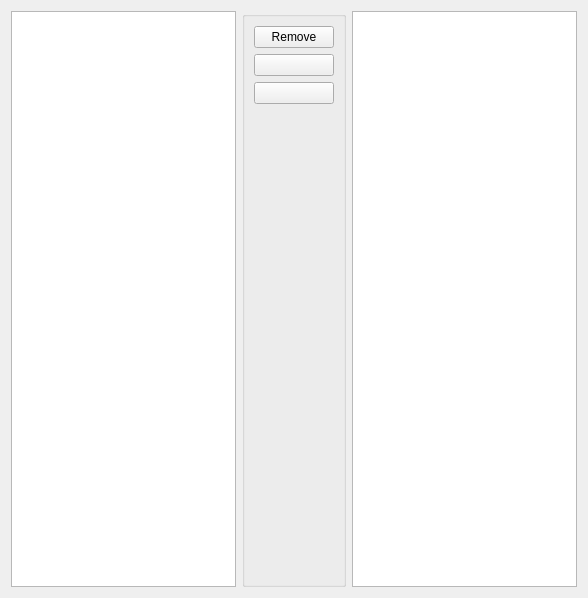
First picture: the form in texter/texter/texter4.ui, repository derlucas/4.48_psychosis, before the edit.
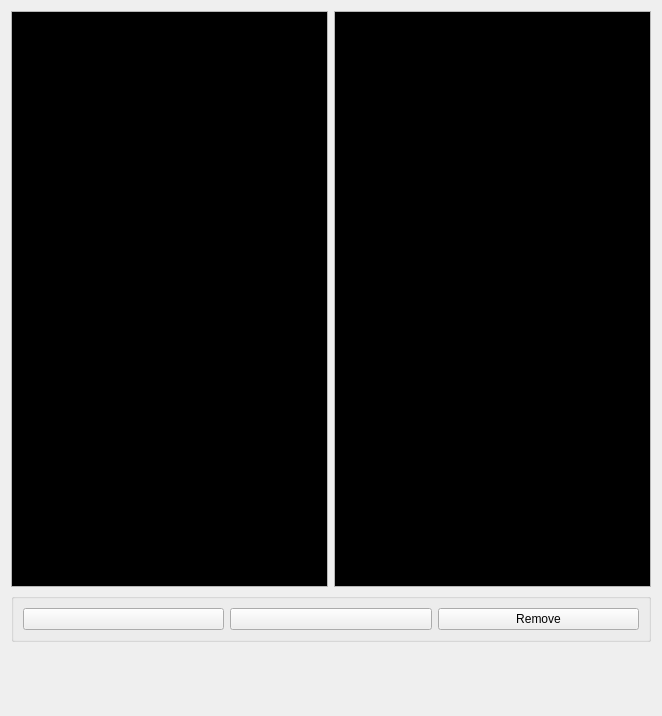
Second picture: the form after the edit. Icons and pictures are not drawn. Custom widgets are drawn as their Qt base class.

Commit message: up and down feature, editor and text selection popup will not disturb the live text anymore, better layout

```diff
--- a/texter/texter/texter4.ui
+++ b/texter/texter/texter4.ui
@@ -6,33 +6,167 @@
    <rect>
     <x>0</x>
     <y>0</y>
-    <width>588</width>
-    <height>584</height>
+    <width>662</width>
+    <height>716</height>
    </rect>
   </property>
   <property name="windowTitle">
    <string>Form</string>
   </property>
-  <layout class="QHBoxLayout" name="horizontalLayout">
+  <layout class="QVBoxLayout" name="verticalLayout">
    <item>
-    <widget class="QListView" name="text_list">
-     <property name="minimumSize">
-      <size>
-       <width>0</width>
-       <height>576</height>
-      </size>
-     </property>
-     <property name="maximumSize">
-      <size>
-       <width>16777215</width>
-       <height>576</height>
-      </size>
-     </property>
-    </widget>
+    <layout class="QHBoxLayout" name="horizontalLayout_2">
+     <item>
+      <widget class="QListView" name="text_list">
+       <property name="minimumSize">
+        <size>
+         <width>0</width>
+         <height>576</height>
+        </size>
+       </property>
+       <property name="maximumSize">
+        <size>
+         <width>16777215</width>
+         <height>576</height>
+        </size>
+       </property>
+       <property name="palette">
+        <palette>
+         <active>
+          <colorrole role="Text">
+           <brush brushstyle="SolidPattern">
+            <color alpha="255">
+             <red>255</red>
+             <green>255</green>
+             <blue>255</blue>
+            </color>
+           </brush>
+          </colorrole>
+          <colorrole role="Base">
+           <brush brushstyle="SolidPattern">
+            <color alpha="255">
+             <red>0</red>
+             <green>0</green>
+             <blue>0</blue>
+            </color>
+           </brush>
+          </colorrole>
+         </active>
+         <inactive>
+          <colorrole role="Text">
+           <brush brushstyle="SolidPattern">
+            <color alpha="255">
+             <red>255</red>
+             <green>255</green>
+             <blue>255</blue>
+            </color>
+           </brush>
+          </colorrole>
+          <colorrole role="Base">
+           <brush brushstyle="SolidPattern">
+            <color alpha="255">
+             <red>0</red>
+             <green>0</green>
+             <blue>0</blue>
+            </color>
+           </brush>
+          </colorrole>
+         </inactive>
+         <disabled>
+          <colorrole role="Text">
+           <brush brushstyle="SolidPattern">
+            <color alpha="255">
+             <red>128</red>
+             <green>125</green>
+             <blue>123</blue>
+            </color>
+           </brush>
+          </colorrole>
+          <colorrole role="Base">
+           <brush brushstyle="SolidPattern">
+            <color alpha="255">
+             <red>255</red>
+             <green>255</green>
+             <blue>255</blue>
+            </color>
+           </brush>
+          </colorrole>
+         </disabled>
+        </palette>
+       </property>
+      </widget>
+     </item>
+     <item>
+      <widget class="KRichTextWidget" name="text_preview">
+       <property name="minimumSize">
+        <size>
+         <width>0</width>
+         <height>576</height>
+        </size>
+       </property>
+       <property name="maximumSize">
+        <size>
+         <width>16777215</width>
+         <height>576</height>
+        </size>
+       </property>
+       <property name="palette">
+        <palette>
+         <active>
+          <colorrole role="Base">
+           <brush brushstyle="SolidPattern">
+            <color alpha="255">
+             <red>0</red>
+             <green>0</green>
+             <blue>0</blue>
+            </color>
+           </brush>
+          </colorrole>
+         </active>
+         <inactive>
+          <colorrole role="Base">
+           <brush brushstyle="SolidPattern">
+            <color alpha="255">
+             <red>0</red>
+             <green>0</green>
+             <blue>0</blue>
+            </color>
+           </brush>
+          </colorrole>
+         </inactive>
+         <disabled>
+          <colorrole role="Base">
+           <brush brushstyle="SolidPattern">
+            <color alpha="255">
+             <red>255</red>
+             <green>255</green>
+             <blue>255</blue>
+            </color>
+           </brush>
+          </colorrole>
+         </disabled>
+        </palette>
+       </property>
+       <property name="readOnly">
+        <bool>true</bool>
+       </property>
+      </widget>
+     </item>
+    </layout>
    </item>
    <item>
     <widget class="KButtonGroup" name="kbuttongroup">
-     <layout class="QVBoxLayout" name="verticalLayout">
+     <layout class="QHBoxLayout" name="horizontalLayout">
+      <item>
+       <widget class="KArrowButton" name="move_down_button">
+        <property name="arrowType" stdset="0">
+         <number>2</number>
+        </property>
+       </widget>
+      </item>
+      <item>
+       <widget class="KArrowButton" name="move_up_button"/>
+      </item>
       <item>
        <widget class="KPushButton" name="remove_button">
         <property name="text">
@@ -44,47 +178,21 @@
         </property>
        </widget>
       </item>
-      <item>
-       <widget class="KArrowButton" name="move_up_button"/>
-      </item>
-      <item>
-       <widget class="KArrowButton" name="move_down_button">
-        <property name="arrowType" stdset="0">
-         <number>2</number>
-        </property>
-       </widget>
-      </item>
-      <item>
-       <spacer name="verticalSpacer">
-        <property name="orientation">
-         <enum>Qt::Vertical</enum>
-        </property>
-        <property name="sizeHint" stdset="0">
-         <size>
-          <width>20</width>
-          <height>40</height>
-         </size>
-        </property>
-       </spacer>
-      </item>
      </layout>
     </widget>
    </item>
    <item>
-    <widget class="KRichTextWidget" name="text_preview">
-     <property name="minimumSize">
-      <size>
-       <width>0</width>
-       <height>576</height>
-      </size>
+    <spacer name="verticalSpacer">
+     <property name="orientation">
+      <enum>Qt::Vertical</enum>
      </property>
-     <property name="maximumSize">
+     <property name="sizeHint" stdset="0">
       <size>
-       <width>16777215</width>
-       <height>576</height>
+       <width>20</width>
+       <height>40</height>
       </size>
      </property>
-    </widget>
+    </spacer>
    </item>
   </layout>
  </widget>
```
The commit also changes 7 other files.
